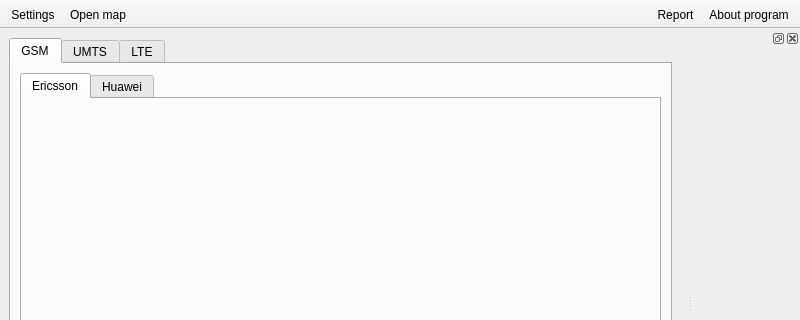
This is src/mainwindow.ui in SSemenkin/AlarmBox as Qt 5 draws it before an edit; both pictures show x 0 to 800 and y 0 to 320 of the 800 by 600 pixel window. The edited form follows.
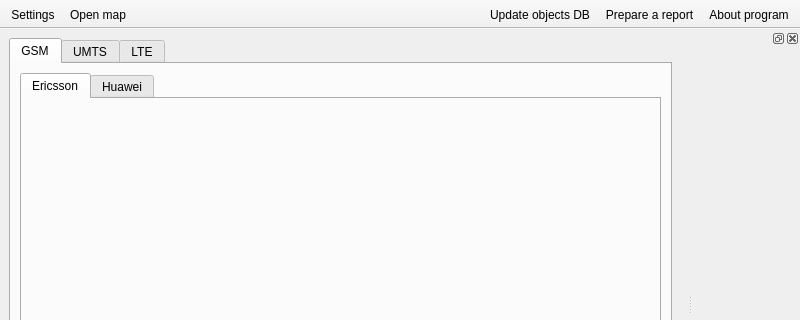
This is the edited form. Icons and pictures are not drawn. Custom widgets are drawn as their Qt base class.

Patch:
```diff
--- a/src/mainwindow.ui
+++ b/src/mainwindow.ui
@@ -196,6 +196,7 @@
    </attribute>
    <addaction name="actionAbout_program"/>
    <addaction name="actionReport"/>
+   <addaction name="actionUpdate_objects_DB"/>
   </widget>
   <widget class="QDockWidget" name="dockWidget">
    <property name="enabled">
@@ -254,7 +255,16 @@
      <normaloff>:/icons/report.png</normaloff>:/icons/report.png</iconset>
    </property>
    <property name="text">
-    <string>Report</string>
+    <string>Prepare a report</string>
+   </property>
+  </action>
+  <action name="actionUpdate_objects_DB">
+   <property name="icon">
+    <iconset resource="../3rd_party/QSimpleUpdater/etc/resources/qsimpleupdater.qrc">
+     <normaloff>:/icons/update.png</normaloff>:/icons/update.png</iconset>
+   </property>
+   <property name="text">
+    <string>Update objects DB</string>
    </property>
   </action>
  </widget>
```
Left out of the diff: 1 changed line with no effect on the pictures.
